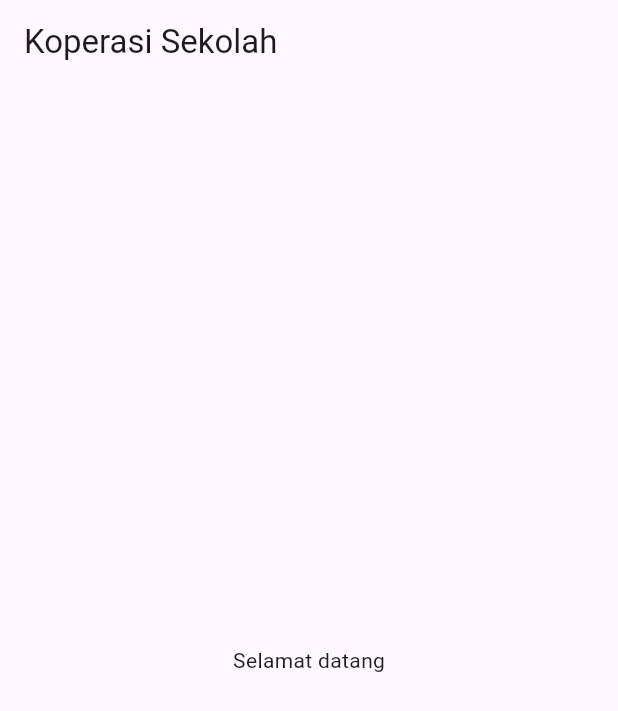
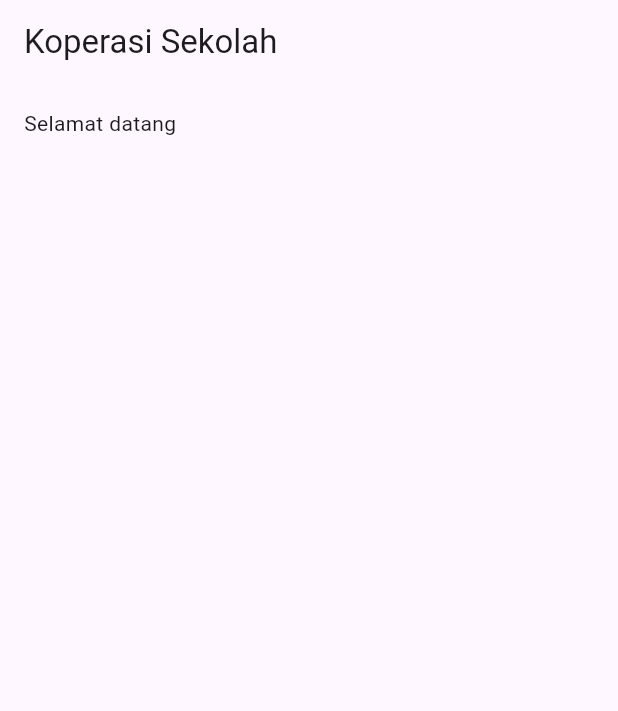
Before and after one commit to fachturrpl1/kopsis-ui-flutter, a Flutter app: the screen it shows after launch, on a phone screen of 412 x 824 dp. Shown: the top 711 px of the screen. Run offline on Flutter 3.47's test engine with Material 3 defaults, Android fonts, the phone set to English and light mode, and no system bars.

Commit message:
fix(scaffold): edit the body from center to padding

```diff
--- a/lib/main.dart
+++ b/lib/main.dart
@@ -30,7 +30,7 @@ class MyApp extends StatelessWidget {
       ),
       home: Scaffold(
         appBar: AppBar(title: const Text('Koperasi Sekolah')),
-        body: const Center(child: Text('Selamat datang'),)
+        body: const Padding(padding: EdgeInsetsGeometry.all(16), child: Text('Selamat datang'),)
       ),
     );
   }
```
